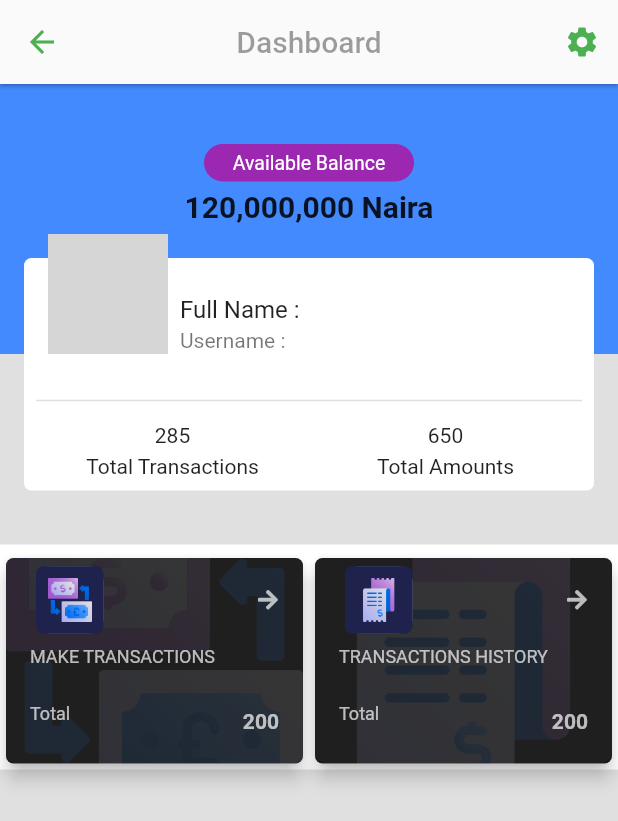
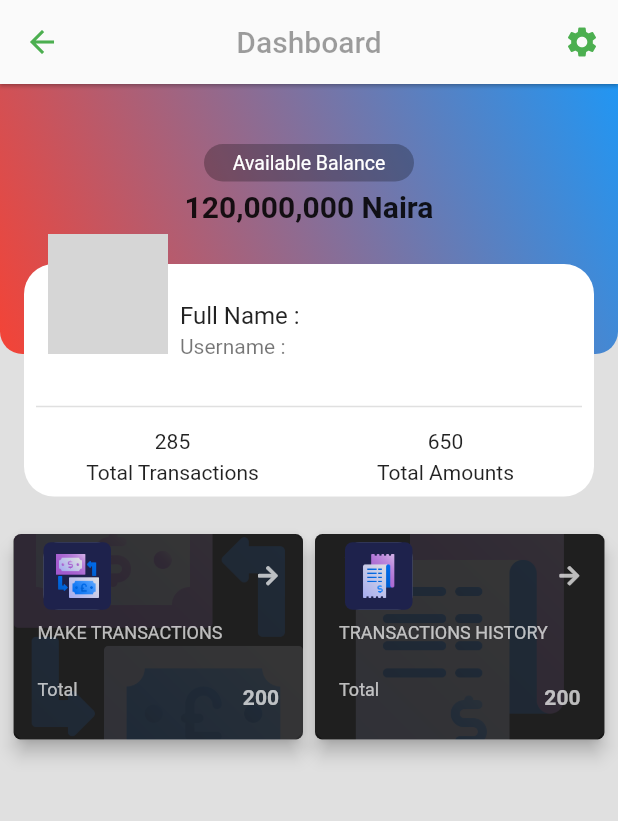
Before and after one commit to Saintiano/first-ally, a Flutter app: the Dashboard screen opened directly, on a phone screen of 412 x 824 dp. Shown: the top 821 px of the screen. Run offline on Flutter 3.47's test engine with Material 2 defaults, Android fonts, the light colour scheme and no system bars; drawn by our look-alikes of getwidget; our stand-ins replace font_awesome_flutter, get, persistent_bottom_nav_bar; network calls fail; grey boxes are pictures that could not be loaded.

Commit message:
fixes
fixes

```diff
--- a/lib/main.dart
+++ b/lib/main.dart
@@ -18,7 +18,7 @@ class MyApp extends StatelessWidget {
   @override
   Widget build(BuildContext context) {
     return GetMaterialApp(
-      title: 'Hagglex Test App',
+      title: 'First Ally Test App',
       debugShowCheckedModeBanner: false,
       theme: ThemeData(
         primarySwatch: Colors.blue,
--- a/lib/views/dashboard.dart
+++ b/lib/views/dashboard.dart
@@ -77,7 +77,21 @@ class _DashboardState extends State<Dashboard> {
                       width: double.infinity,
                       height: 180,
                       decoration: const BoxDecoration(
+                          gradient: LinearGradient(
+                            begin: Alignment.topRight,
+                            end: Alignment.bottomLeft,
+                            colors: [
+                              Colors.blue,
+                              Colors.red,
+                            ],
+                          ),
                           color: Colors.blueAccent,
+                          borderRadius: BorderRadius.only(
+                              bottomLeft: Radius.circular(15),
+                              bottomRight: Radius.circular(15),
+                              topRight: Radius.circular(0),
+                              topLeft: Radius.circular(0)
+                          )
                       ),
                       child: Column(
                         children: [
@@ -88,7 +102,7 @@ class _DashboardState extends State<Dashboard> {
                                 width: 140,
                                 height: 25,
                                 decoration: const BoxDecoration(
-                                    color: Colors.purple,
+                                    color: Colors.black26,
                                     borderRadius: BorderRadius.only(
                                         bottomLeft: Radius.circular(100),
                                         bottomRight: Radius.circular(100),
@@ -158,10 +172,10 @@ class _DashboardState extends State<Dashboard> {
                         children: <Widget>[
                           Container(
                             padding: const EdgeInsets.all(8.0),
-                            margin: const EdgeInsets.only(top: 16.0),
+                            margin: const EdgeInsets.only(top: 20.0),
                             decoration: BoxDecoration(
                                 color: Colors.white,
-                                borderRadius: BorderRadius.circular(5.0)),
+                                borderRadius: BorderRadius.circular(20.0)),
                             child: Column(
                               crossAxisAlignment: CrossAxisAlignment.start,
                               children: <Widget>[
@@ -228,23 +242,21 @@ class _DashboardState extends State<Dashboard> {
                                 borderRadius: BorderRadius.circular(10.0),
                                 image: DecorationImage(
                                     image: NetworkImage(image), fit: BoxFit.cover)),
-                            margin: const EdgeInsets.only(left: 16.0),
+                            margin: const EdgeInsets.only(left: 16.0, bottom: 36),
                           ),
                         ],
                       ),
-                      const SizedBox(height: 20.0),
-
                     ],
                   ),
                 ),
-                const SizedBox(height: 20.0),
               ],
             ),
             Container(
+              margin: const EdgeInsets.only(right: 5, left: 5),
               height: 150,
               width: double.infinity,
               decoration: BoxDecoration(
-                color: Colors.white,
+                color: Colors.transparent,
                 borderRadius: BorderRadius.circular(0.0),
               ),
               child: Row(
@@ -259,4 +271,5 @@ class _DashboardState extends State<Dashboard> {
       ),
     );
   }
+
 }
```
